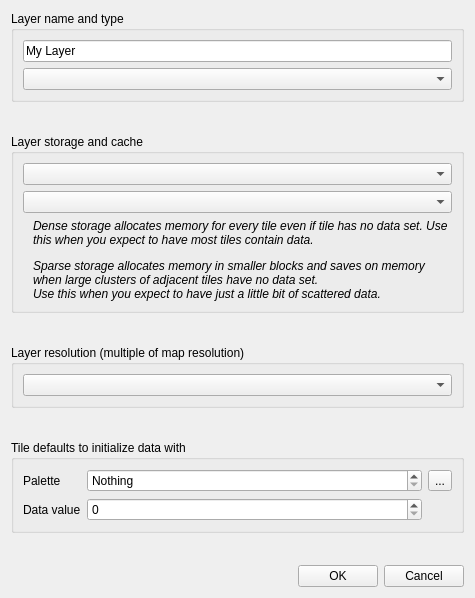
Qt form editor/gui/dlgtilelayer.ui (ensisoft/detonator) before a commit.
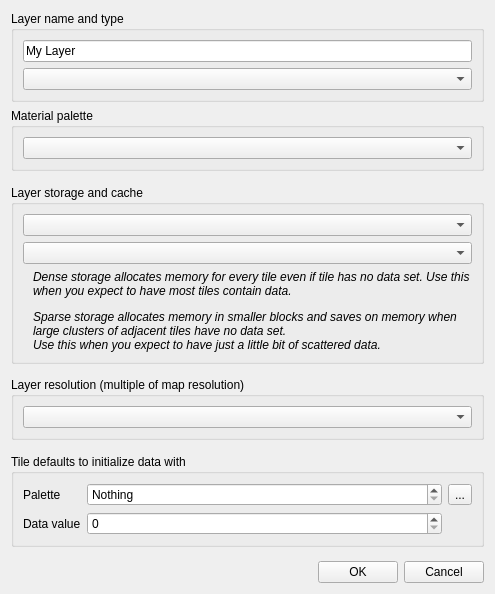
The same form after that commit. Icons and pictures are not drawn.

Commit message: Refactor tilemap palette workflow

Diff of the .ui file:
```diff
--- a/editor/gui/dlgtilelayer.ui
+++ b/editor/gui/dlgtilelayer.ui
@@ -6,8 +6,8 @@
    <rect>
     <x>0</x>
     <y>0</y>
-    <width>475</width>
-    <height>598</height>
+    <width>495</width>
+    <height>594</height>
    </rect>
   </property>
   <property name="windowTitle">
@@ -46,6 +46,21 @@
      </layout>
     </widget>
    </item>
+   <item>
+    <widget class="QGroupBox" name="groupBox">
+     <property name="title">
+      <string>Material palette</string>
+     </property>
+     <property name="flat">
+      <bool>true</bool>
+     </property>
+     <layout class="QVBoxLayout" name="verticalLayout_2">
+      <item>
+       <widget class="QComboBox" name="cmbPaletteType"/>
+      </item>
+     </layout>
+    </widget>
+   </item>
    <item>
     <spacer name="verticalSpacer">
      <property name="orientation">
```
Left out of the diff: 1 changed line with no effect on the pictures. The commit also changes 27 other files.
